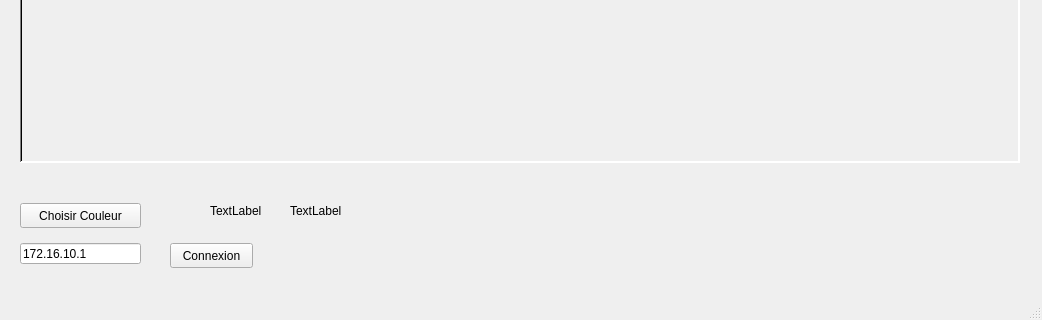
This is faitmoidessin.ui in Yvon02/CLL12-FaitMoiDessin-Client as Qt 5 draws it before an edit; both pictures show x 0 to 1042 and y 364 to 684 of the 1042 by 684 pixel window. The edited form follows.
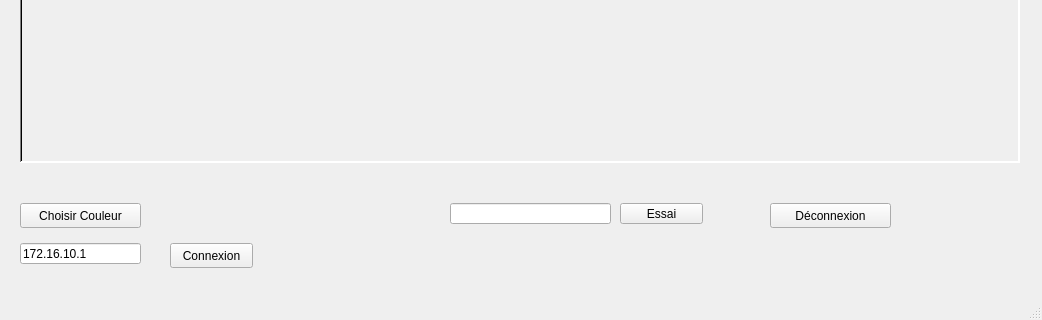
This is the edited form.

Commit message: Version avancée -envoi du mot par le mdj -envoi des essais par les clients

```diff
--- a/faitmoidessin.ui
+++ b/faitmoidessin.ui
@@ -470,27 +470,27 @@
    <widget class="QLabel" name="lblx">
     <property name="geometry">
      <rect>
-      <x>210</x>
+      <x>160</x>
       <y>550</y>
-      <width>61</width>
-      <height>15</height>
+      <width>271</width>
+      <height>16</height>
      </rect>
     </property>
     <property name="text">
-     <string>TextLabel</string>
+     <string/>
     </property>
    </widget>
    <widget class="QLabel" name="lbly">
     <property name="geometry">
      <rect>
-      <x>290</x>
+      <x>450</x>
       <y>550</y>
-      <width>61</width>
-      <height>15</height>
+      <width>141</width>
+      <height>16</height>
      </rect>
     </property>
     <property name="text">
-     <string>TextLabel</string>
+     <string/>
     </property>
    </widget>
    <widget class="QLineEdit" name="txtAdresse">
@@ -519,6 +519,42 @@
      <string>Connexion</string>
     </property>
    </widget>
+   <widget class="QLineEdit" name="txtEssai">
+    <property name="geometry">
+     <rect>
+      <x>450</x>
+      <y>550</y>
+      <width>161</width>
+      <height>21</height>
+     </rect>
+    </property>
+   </widget>
+   <widget class="QPushButton" name="btnEssai">
+    <property name="geometry">
+     <rect>
+      <x>620</x>
+      <y>550</y>
+      <width>83</width>
+      <height>21</height>
+     </rect>
+    </property>
+    <property name="text">
+     <string>Essai</string>
+    </property>
+   </widget>
+   <widget class="QPushButton" name="btnDeco">
+    <property name="geometry">
+     <rect>
+      <x>770</x>
+      <y>550</y>
+      <width>121</width>
+      <height>25</height>
+     </rect>
+    </property>
+    <property name="text">
+     <string>Déconnexion</string>
+    </property>
+   </widget>
   </widget>
   <widget class="QMenuBar" name="menuBar">
    <property name="geometry">
```
The commit also changes 4 other files.
